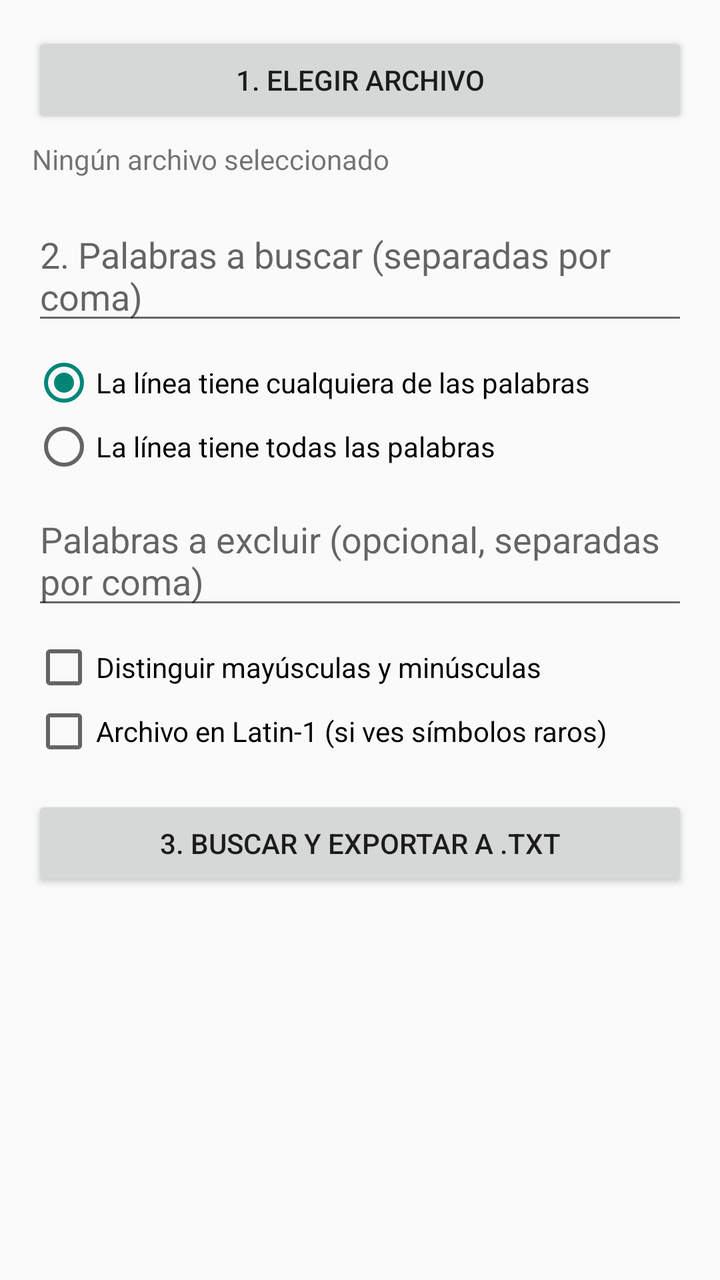
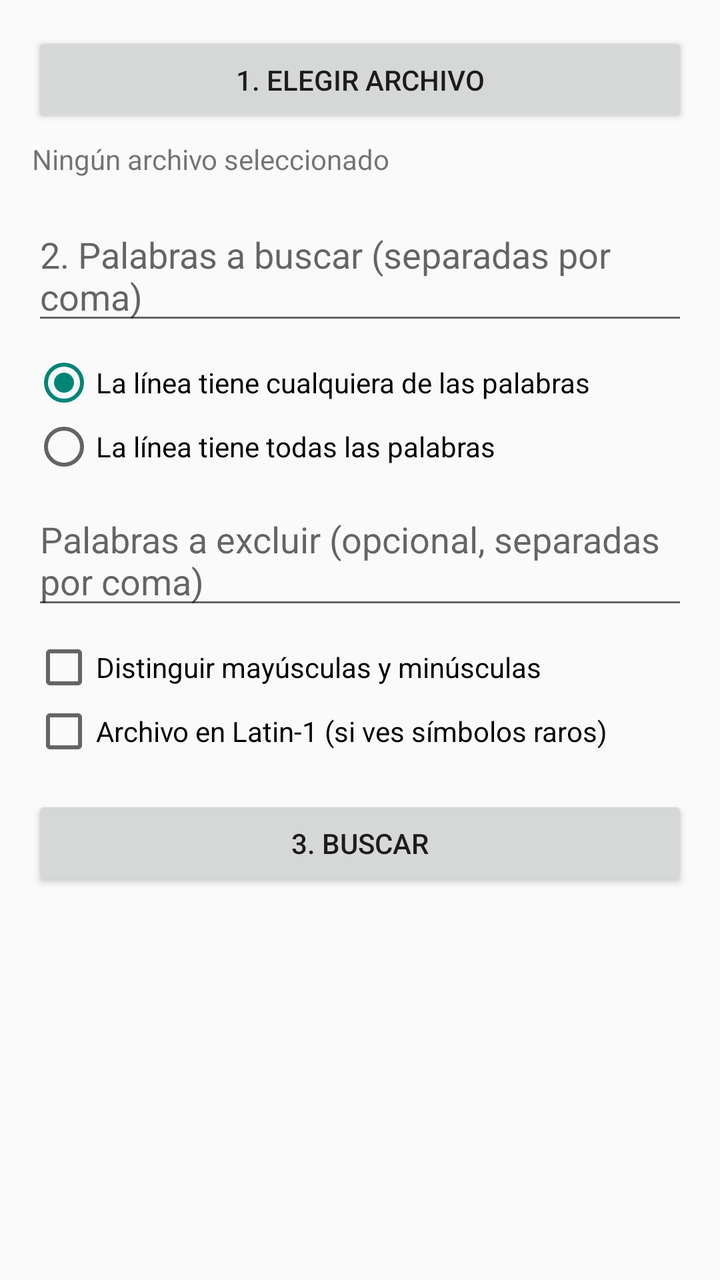

The first picture is an Android layout as it rendered before a commit; the second is the same layout after the commit. The layout source and the unified diff follow.
<!-- AndroidManifest.xml: application theme android:Theme.Material.Light.DarkActionBar -->
<!-- res/layout/activity_main.xml -->
<?xml version="1.0" encoding="utf-8"?>
<ScrollView xmlns:android="http://schemas.android.com/apk/res/android"
    android:layout_width="match_parent"
    android:layout_height="match_parent"
    android:fillViewport="true">

    <LinearLayout
        android:layout_width="match_parent"
        android:layout_height="wrap_content"
        android:orientation="vertical"
        android:padding="16dp">

        <Button
            android:id="@+id/btnElegir"
            android:layout_width="match_parent"
            android:layout_height="wrap_content"
            android:text="1. Elegir archivo" />

        <TextView
            android:id="@+id/tvArchivo"
            android:layout_width="match_parent"
            android:layout_height="wrap_content"
            android:layout_marginTop="6dp"
            android:text="Ningún archivo seleccionado"
            android:textSize="14sp" />

        <EditText
            android:id="@+id/etBuscar"
            android:layout_width="match_parent"
            android:layout_height="wrap_content"
            android:layout_marginTop="16dp"
            android:hint="2. Palabras a buscar (separadas por coma)"
            android:inputType="textNoSuggestions|textMultiLine"
            android:minLines="1"
            android:maxLines="4" />

        <RadioGroup
            android:id="@+id/rgModo"
            android:layout_width="match_parent"
            android:layout_height="wrap_content"
            android:layout_marginTop="8dp"
            android:orientation="vertical">

            <RadioButton
                android:id="@+id/rbCualquiera"
                android:layout_width="wrap_content"
                android:layout_height="wrap_content"
                android:checked="true"
                android:text="La línea tiene cualquiera de las palabras" />

            <RadioButton
                android:id="@+id/rbTodas"
                android:layout_width="wrap_content"
                android:layout_height="wrap_content"
                android:text="La línea tiene todas las palabras" />
        </RadioGroup>

        <EditText
            android:id="@+id/etExcluir"
            android:layout_width="match_parent"
            android:layout_height="wrap_content"
            android:layout_marginTop="8dp"
            android:hint="Palabras a excluir (opcional, separadas por coma)"
            android:inputType="textNoSuggestions|textMultiLine"
            android:minLines="1"
            android:maxLines="3" />

        <CheckBox
            android:id="@+id/cbMayus"
            android:layout_width="wrap_content"
            android:layout_height="wrap_content"
            android:layout_marginTop="8dp"
            android:text="Distinguir mayúsculas y minúsculas" />

        <CheckBox
            android:id="@+id/cbLatin1"
            android:layout_width="wrap_content"
            android:layout_height="wrap_content"
            android:text="Archivo en Latin-1 (si ves símbolos raros)" />

        <Button
            android:id="@+id/btnBuscar"
            android:layout_width="match_parent"
            android:layout_height="wrap_content"
            android:layout_marginTop="16dp"
            android:text="3. Buscar y exportar a .txt" />

        <Button
            android:id="@+id/btnCancelar"
            android:layout_width="match_parent"
            android:layout_height="wrap_content"
            android:text="Cancelar"
            android:visibility="gone" />

        <ProgressBar
            android:id="@+id/barra"
            style="?android:attr/progressBarStyleHorizontal"
            android:layout_width="match_parent"
            android:layout_height="wrap_content"
            android:layout_marginTop="16dp"
            android:max="1000"
            android:visibility="invisible" />

        <TextView
            android:id="@+id/tvEstado"
            android:layout_width="match_parent"
            android:layout_height="wrap_content"
            android:layout_marginTop="8dp"
            android:textSize="15sp" />
    </LinearLayout>
</ScrollView>
<!-- resources referenced by this layout -->
<resources>

</resources>

<!-- the commit's change to res/layout/activity_main.xml (unified diff, before → after) -->
@@ -83,7 +83,7 @@
             android:layout_width="match_parent"
             android:layout_height="wrap_content"
             android:layout_marginTop="16dp"
-            android:text="3. Buscar y exportar a .txt" />
+            android:text="3. Buscar" />
 
         <Button
             android:id="@+id/btnCancelar"
@@ -107,5 +107,56 @@
             android:layout_height="wrap_content"
             android:layout_marginTop="8dp"
             android:textSize="15sp" />
+
+        <LinearLayout
+            android:id="@+id/llAcciones"
+            android:layout_width="match_parent"
+            android:layout_height="wrap_content"
+            android:layout_marginTop="12dp"
+            android:orientation="horizontal"
+            android:visibility="gone">
+
+            <Button
+                android:id="@+id/btnGuardar"
+                android:layout_width="0dp"
+                android:layout_height="wrap_content"
+                android:layout_weight="1"
+                android:text="Guardar .txt" />
+
+            <Button
+                android:id="@+id/btnDescartar"
+                android:layout_width="0dp"
+                android:layout_height="wrap_content"
+                android:layout_weight="1"
+                android:text="Descartar" />
+        </LinearLayout>
+
+        <Button
+            android:id="@+id/btnCopiar"
+            android:layout_width="match_parent"
+            android:layout_height="wrap_content"
+            android:text="Copiar vista previa"
+            android:visibility="gone" />
+
+        <TextView
+            android:id="@+id/tvPreviaTitulo"
+            android:layout_width="match_parent"
+            android:layout_height="wrap_content"
+            android:layout_marginTop="12dp"
+            android:textSize="15sp"
+            android:textStyle="bold"
+            android:visibility="gone" />
+
+        <TextView
+            android:id="@+id/tvPrevia"
+            android:layout_width="match_parent"
+            android:layout_height="wrap_content"
+            android:layout_marginTop="6dp"
+            android:background="#EEEEEE"
+            android:padding="8dp"
+            android:textIsSelectable="true"
+            android:textSize="12sp"
+            android:typeface="monospace"
+            android:visibility="gone" />
     </LinearLayout>
 </ScrollView>
